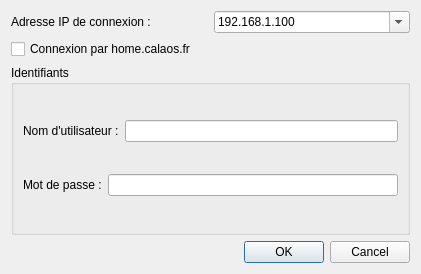
The window that data/dialogsaveonline.ui (calaos/calaos_installer) describes before a commit, drawn with Qt 5.
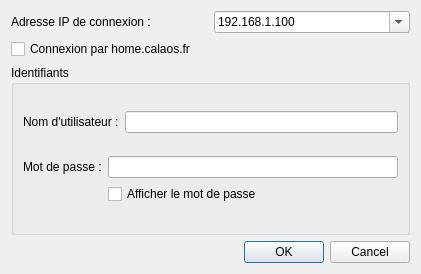
The same window after the commit. Icons and pictures are not drawn.

Commit message: Hide password when typing. Add a checkbox to show password

Patch:
```diff
--- a/data/dialogsaveonline.ui
+++ b/data/dialogsaveonline.ui
@@ -96,21 +96,28 @@
        </layout>
       </item>
       <item>
-       <layout class="QHBoxLayout" name="horizontalLayout_3">
-        <item>
+       <layout class="QGridLayout" name="gridLayout">
+        <item row="0" column="0">
          <widget class="QLabel" name="label_3">
           <property name="text">
            <string>Mot de passe :</string>
           </property>
          </widget>
         </item>
-        <item>
+        <item row="0" column="1">
          <widget class="QLineEdit" name="editPass">
           <property name="echoMode">
            <enum>QLineEdit::PasswordEchoOnEdit</enum>
           </property>
          </widget>
         </item>
+        <item row="1" column="1">
+         <widget class="QCheckBox" name="checkShowPass">
+          <property name="text">
+           <string>Afficher le mot de passe</string>
+          </property>
+         </widget>
+        </item>
        </layout>
       </item>
      </layout>
```
The commit also changes 5 other files.
